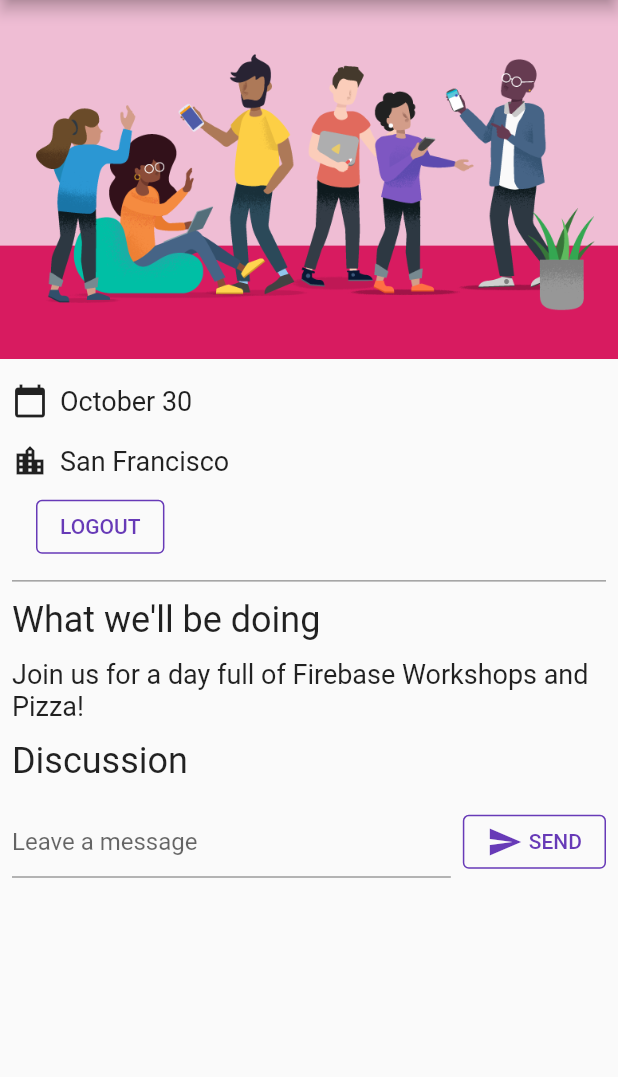
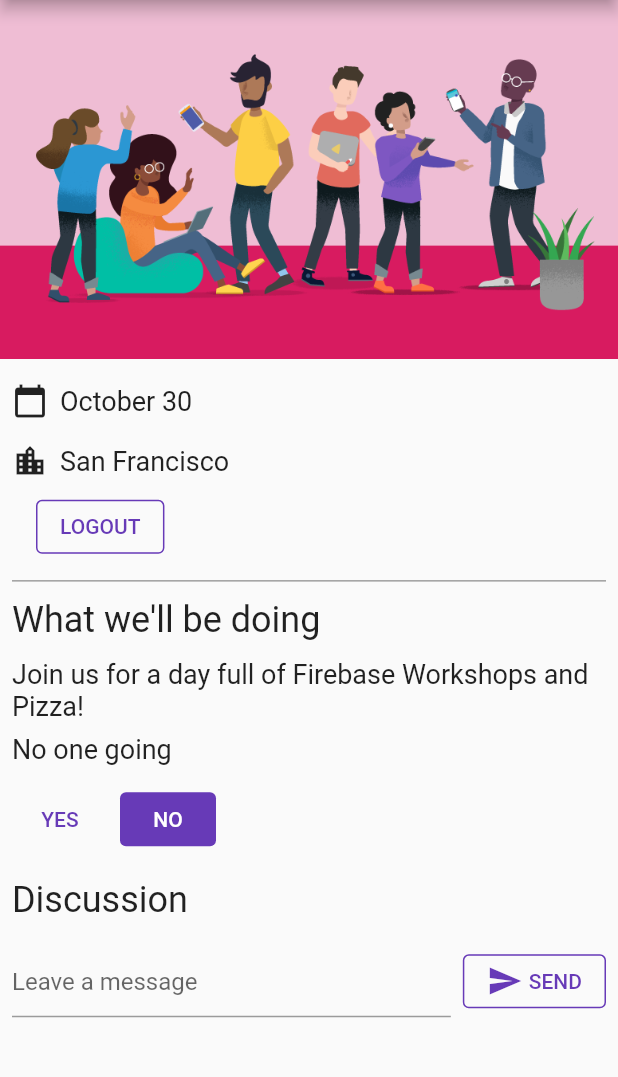
Before and after one commit to SilviaNurMahmudah/flutter-firebase-firestore, a Flutter app: the screen it shows once a user with an empty profile is signed in, on a phone screen of 412 x 824 dp, the part 84-1161 px from its top. Run offline on Flutter 3.47's test engine with Material 2 defaults, Android fonts, the light colour scheme and no system bars; our stand-ins replace cloud_firestore, firebase_auth, firebase_core, google_fonts; accounts and stored records are empty.

Commit message:
Bonus: Catat status RSVP peserta

```diff
--- a/lib/main.dart
+++ b/lib/main.dart
@@ -55,6 +55,7 @@ class HomePage extends StatelessWidget {
           const SizedBox(height: 8),
           const IconAndDetail(Icons.calendar_today, 'October 30'),
           const IconAndDetail(Icons.location_city, 'San Francisco'),
+          // Add from here
           Consumer<ApplicationState>(
             builder: (context, appState, _) => Authentication(
               email: appState.email,
@@ -67,6 +68,7 @@ class HomePage extends StatelessWidget {
               signOut: appState.signOut,
             ),
           ),
+          // to here
           const Divider(
             height: 8,
             thickness: 1,
@@ -82,12 +84,22 @@ class HomePage extends StatelessWidget {
             builder: (context, appState, _) => Column(
               crossAxisAlignment: CrossAxisAlignment.start,
               children: [
+                if (appState.attendees >= 2)
+                  Paragraph('${appState.attendees} people going')
+                else if (appState.attendees == 1)
+                  const Paragraph('1 person going')
+                else
+                  const Paragraph('No one going'),
                 if (appState.loginState == ApplicationLoginState.loggedIn) ...[
+                  YesNoSelection(
+                    state: appState.attending,
+                    onSelection: (attending) => appState.attending = attending,
+                  ),
                   const Header('Discussion'),
                   GuestBook(
                     addMessage: (message) =>
-                      appState.addMessageToGuestBook(message),
-                    messages: appState.guestBookMessages, // new
+                        appState.addMessageToGuestBook(message),
+                    messages: appState.guestBookMessages,
                   ),
                 ],
               ],
@@ -100,7 +112,6 @@ class HomePage extends StatelessWidget {
 }
 
 class ApplicationState extends ChangeNotifier {
-
   ApplicationState() {
     init();
   }
@@ -125,6 +136,15 @@ class ApplicationState extends ChangeNotifier {
       options: DefaultFirebaseOptions.currentPlatform,
     );
 
+    FirebaseFirestore.instance
+        .collection('attendees')
+        .where('attending', isEqualTo: true)
+        .snapshots()
+        .listen((snapshot) {
+      _attendees = snapshot.docs.length;
+      notifyListeners();
+    });
+
     FirebaseAuth.instance.userChanges().listen((user) {
       if (user != null) {
         _loginState = ApplicationLoginState.loggedIn;
@@ -144,10 +164,27 @@ class ApplicationState extends ChangeNotifier {
           }
           notifyListeners();
         });
+        _attendingSubscription = FirebaseFirestore.instance
+            .collection('attendees')
+            .doc(user.uid)
+            .snapshots()
+            .listen((snapshot) {
+          if (snapshot.data() != null) {
+            if (snapshot.data()!['attending'] as bool) {
+              _attending = Attending.yes;
+            } else {
+              _attending = Attending.no;
+            }
+          } else {
+            _attending = Attending.unknown;
+          }
+          notifyListeners();
+        });
       } else {
         _loginState = ApplicationLoginState.loggedOut;
         _guestBookMessages = [];
         _guestBookSubscription?.cancel();
+        _attendingSubscription?.cancel(); // new
       }
       notifyListeners();
     });
@@ -162,6 +199,23 @@ class ApplicationState extends ChangeNotifier {
   StreamSubscription<QuerySnapshot>? _guestBookSubscription;
   List<GuestBookMessage> _guestBookMessages = [];
   List<GuestBookMessage> get guestBookMessages => _guestBookMessages;
+
+  int _attendees = 0;
+  int get attendees => _attendees;
+
+  Attending _attending = Attending.unknown;
+  StreamSubscription<DocumentSnapshot>? _attendingSubscription;
+  Attending get attending => _attending;
+  set attending(Attending attending) {
+    final userDoc = FirebaseFirestore.instance
+        .collection('attendees')
+        .doc(FirebaseAuth.instance.currentUser!.uid);
+    if (attending == Attending.yes) {
+      userDoc.set(<String, dynamic>{'attending': true});
+    } else {
+      userDoc.set(<String, dynamic>{'attending': false});
+    }
+  }
 
   void startLoginFlow() {
     _loginState = ApplicationLoginState.emailAddress;
@@ -224,12 +278,6 @@ class ApplicationState extends ChangeNotifier {
   void signOut() {
     FirebaseAuth.instance.signOut();
   }
-}
-
-class GuestBookMessage {
-  GuestBookMessage({required this.name, required this.message});
-  final String name;
-  final String message;
 }
 
 class GuestBook extends StatefulWidget {
@@ -298,3 +346,76 @@ class _GuestBookState extends State<GuestBook> {
     );
   }
 }
+
+class GuestBookMessage {
+  GuestBookMessage({required this.name, required this.message});
+  final String name;
+  final String message;
+}
+
+enum Attending { yes, no, unknown }
+
+class YesNoSelection extends StatelessWidget {
+  const YesNoSelection({required this.state, required this.onSelection});
+  final Attending state;
+  final void Function(Attending selection) onSelection;
+
+  @override
+  Widget build(BuildContext context) {
+    switch (state) {
+      case Attending.yes:
+        return Padding(
+          padding: const EdgeInsets.all(8.0),
+          child: Row(
+            children: [
+              ElevatedButton(
+                style: ElevatedButton.styleFrom(elevation: 0),
+                onPressed: () => onSelection(Attending.yes),
+                child: const Text('YES'),
+              ),
+              const SizedBox(width: 8),
+              TextButton(
+                onPressed: () => onSelection(Attending.no),
+                child: const Text('NO'),
+              ),
+            ],
+          ),
+        );
+      case Attending.no:
+        return Padding(
+          padding: const EdgeInsets.all(8.0),
+          child: Row(
+            children: [
+              TextButton(
+                onPressed: () => onSelection(Attending.yes),
+                child: const Text('YES'),
+              ),
+              const SizedBox(width: 8),
+              ElevatedButton(
+                style: ElevatedButton.styleFrom(elevation: 0),
+                onPressed: () => onSelection(Attending.no),
+                child: const Text('NO'),
+              ),
+            ],
+          ),
+        );
+      default:
+        return Padding(
+          padding: const EdgeInsets.all(8.0),
+          child: Row(
+            children: [
+              StyledButton(
+                onPressed: () => onSelection(Attending.yes),
+                child: const Text('YES'),
+              ),
+              const SizedBox(width: 8),
+              StyledButton(
+                onPressed: () => onSelection(Attending.no),
+                child: const Text('NO'),
+              ),
+            ],
+          ),
+        );
+    }
+  }
+}
```
